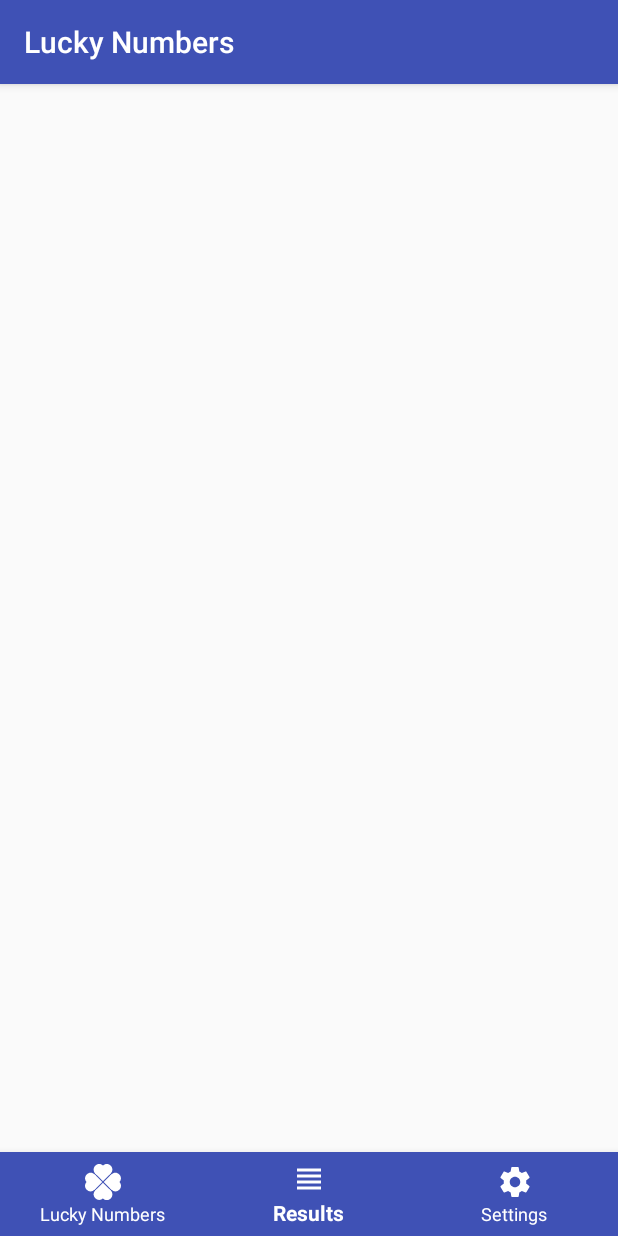
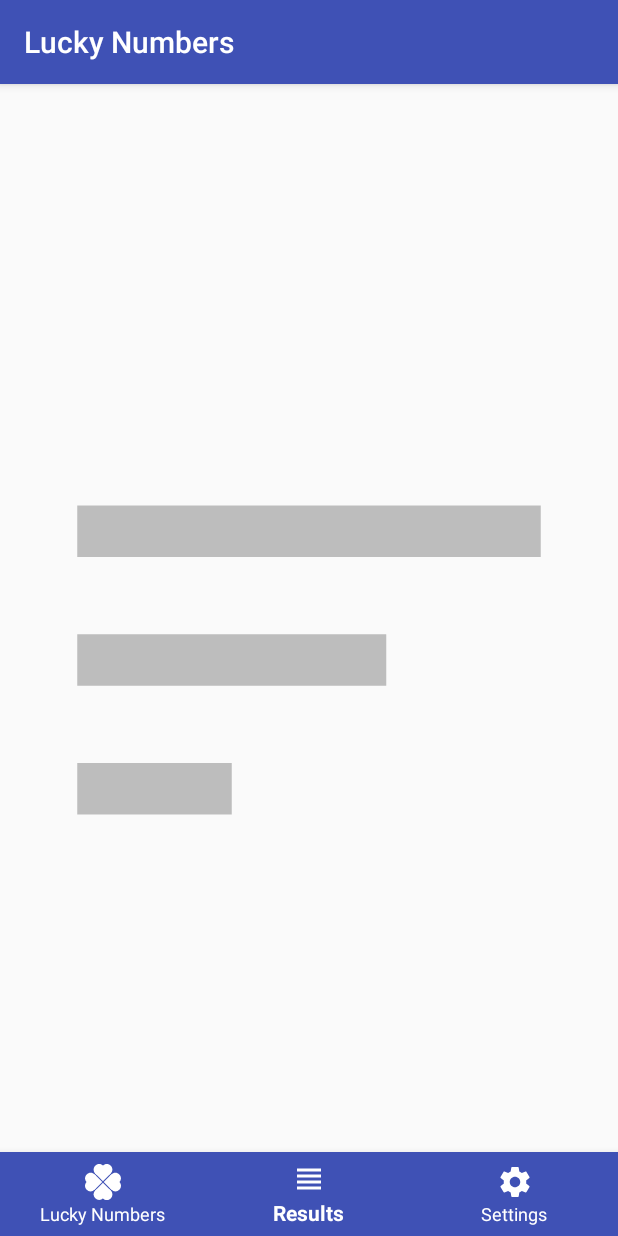
Before and after one commit to MyczkowskiAdam/LuckyNumbersApk, an Android app: the screen it shows after launch (MainActivity), item 2 of the bottom bar chosen, on a phone screen of 412 x 824 dp. Run offline under Robolectric (Android 15) with nearby library versions, the phone set to English and light mode, and no system bars; 1 statement that could not run was skipped.

Commit message:
Allow user to delete single entry from database
* Also display a drawable on empty database

Signed-off-by: Adam Myczkowski <mycaxd511@gmail.com>

```diff
--- a/app/src/main/java/com/luckynumbers/mycax/luckynumbers/DataB.java
+++ b/app/src/main/java/com/luckynumbers/mycax/luckynumbers/DataB.java
@@ -62,7 +62,6 @@ public class DataB extends SQLiteOpenHelper {
         }
 
         SimpleCursorAdapter adapter = new SimpleCursorAdapter(context, R.layout.row, cursor, from, to, 0);
-        adapter.notifyDataSetChanged();
 
         listView.setAdapter(adapter);
         database.close();
@@ -74,4 +73,9 @@ public class DataB extends SQLiteOpenHelper {
         String clearDBQuery = "DELETE FROM "+RESULTS_TABLE_NAME;
         sqLiteDatabase.execSQL(clearDBQuery);
     }
+
+    public void deleteEntry(long row) {
+        SQLiteDatabase sqLiteDatabase = getWritableDatabase();
+        sqLiteDatabase.delete(RESULTS_TABLE_NAME, RESULTS_COLUMN_ID + "=" + row, null);
+    }
 }
--- a/app/src/main/java/com/luckynumbers/mycax/luckynumbers/ResultsFragment.java
+++ b/app/src/main/java/com/luckynumbers/mycax/luckynumbers/ResultsFragment.java
@@ -1,13 +1,17 @@
 package com.luckynumbers.mycax.luckynumbers;
 
+import android.app.AlertDialog;
 import android.app.Fragment;
+import android.content.DialogInterface;
 import android.os.Bundle;
 import android.view.LayoutInflater;
 import android.view.View;
 import android.view.ViewGroup;
+import android.widget.AdapterView;
+import android.widget.ImageView;
 import android.widget.ListView;
 
-public class ResultsFragment extends Fragment {
+public class ResultsFragment extends Fragment implements ListView.OnItemLongClickListener {
 
     private ListView listView;
 
@@ -19,7 +23,31 @@ public class ResultsFragment extends Fragment {
         listView = (ListView) view.findViewById(R.id.contentlist);
         DataB database = new DataB(getActivity());
         database.ReadDB(getActivity(), listView);
+        ImageView imageView = (ImageView) view.findViewById(R.id.imageView);
+        listView.setEmptyView(imageView);
+        listView.setOnItemLongClickListener(this);
         return view;
     }
 
+    @Override
+    public boolean onItemLongClick(AdapterView<?> adapter, View v, int position, final long id) {
+        new AlertDialog.Builder(getActivity())
+                .setIcon(R.drawable.ic_warning_black_24dp)
+                .setTitle("Delete result")
+                .setMessage("Are you sure you want delete this result?")
+                .setPositiveButton("Yes", new DialogInterface.OnClickListener()
+                {
+                    @Override
+                    public void onClick(DialogInterface dialog, int which) {
+                        DataB database = new DataB(getActivity());
+                        database.deleteEntry(id);
+                        database.ReadDB(getActivity(), listView);
+                    }
+
+                })
+                .setNegativeButton("No", null)
+                .show();
+        return true;
+    }
+
 }
--- /dev/null
+++ b/app/src/main/res/drawable/ic_sort_light_grey_24dp.xml
@@ -0,0 +1,9 @@
+<vector xmlns:android="http://schemas.android.com/apk/res/android"
+        android:width="24dp"
+        android:height="24dp"
+        android:viewportWidth="24.0"
+        android:viewportHeight="24.0">
+    <path
+        android:fillColor="#bdbdbd"
+        android:pathData="M3,18h6v-2L3,16v2zM3,6v2h18L21,6L3,6zM3,13h12v-2L3,11v2z"/>
+</vector>
--- a/app/src/main/res/layout/fragment_results.xml
+++ b/app/src/main/res/layout/fragment_results.xml
@@ -1,5 +1,6 @@
 <?xml version="1.0" encoding="utf-8"?>
 <LinearLayout xmlns:android="http://schemas.android.com/apk/res/android"
+    xmlns:app="http://schemas.android.com/apk/res-auto"
     android:orientation="vertical"
     android:layout_width="fill_parent"
     android:layout_height="fill_parent">
@@ -7,4 +8,11 @@
         android:id="@+id/contentlist"
         android:layout_width="fill_parent"
         android:layout_height="fill_parent" />
+
+    <ImageView
+        android:id="@+id/imageView"
+        android:layout_width="match_parent"
+        android:layout_height="match_parent"
+        android:layout_gravity="center"
+        app:srcCompat="@drawable/ic_sort_light_grey_24dp" />
 </LinearLayout>
--- a/app/src/main/res/layout/row.xml
+++ b/app/src/main/res/layout/row.xml
@@ -1,8 +1,8 @@
 <?xml version="1.0" encoding="utf-8"?>
 <LinearLayout xmlns:android="http://schemas.android.com/apk/res/android"
-android:orientation="vertical"
-android:layout_width="fill_parent"
-android:layout_height="fill_parent">
+    android:orientation="vertical"
+    android:layout_width="fill_parent"
+    android:layout_height="fill_parent">
     <!-- A CardView that contains a TextView -->
     <android.support.v7.widget.CardView xmlns:card_view="http://schemas.android.com/apk/res-auto"
         android:id="@+id/card_view"
```
